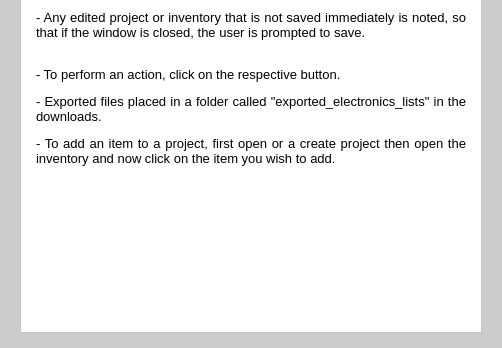
Above: Program_Files/UI_Files/how_to_use_program.ui from Thomas1B/Electronics-Inventory-Program before the change; both pictures show x 0 to 502 and y 232 to 580 of the 502 by 580 pixel window. Below: the same form after it.
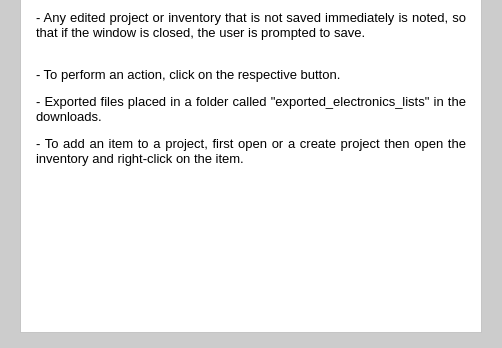
That is the form after the change. Icons and pictures are not drawn.

What changed in the file:
```diff
--- a/Program_Files/UI_Files/how_to_use_program.ui
+++ b/Program_Files/UI_Files/how_to_use_program.ui
@@ -105,7 +105,7 @@
 &lt;p align=&quot;justify&quot; style=&quot;-qt-paragraph-type:empty; margin-top:12px; margin-bottom:0px; margin-left:0px; margin-right:0px; -qt-block-indent:0; text-indent:0px;&quot;&gt;&lt;br /&gt;&lt;/p&gt;
 &lt;p align=&quot;justify&quot; style=&quot; margin-top:0px; margin-bottom:12px; margin-left:0px; margin-right:0px; -qt-block-indent:0; text-indent:0px;&quot;&gt;- To perform an action, click on the respective button.&lt;/p&gt;
 &lt;p align=&quot;justify&quot; style=&quot; margin-top:0px; margin-bottom:12px; margin-left:0px; margin-right:0px; -qt-block-indent:0; text-indent:0px;&quot;&gt;- Exported files placed in a folder called &amp;quot;exported_electronics_lists&amp;quot; in the downloads.&lt;/p&gt;
-&lt;p align=&quot;justify&quot; style=&quot; margin-top:0px; margin-bottom:12px; margin-left:0px; margin-right:0px; -qt-block-indent:0; text-indent:0px;&quot;&gt;- To add an item to a project, first open or a create project then open the inventory and now click on the item you wish to add.&lt;/p&gt;&lt;/body&gt;&lt;/html&gt;</string>
+&lt;p align=&quot;justify&quot; style=&quot; margin-top:0px; margin-bottom:12px; margin-left:0px; margin-right:0px; -qt-block-indent:0; text-indent:0px;&quot;&gt;- To add an item to a project, first open or a create project then open the inventory and right-click on the item.&lt;/p&gt;&lt;/body&gt;&lt;/html&gt;</string>
           </property>
           <property name="textFormat">
            <enum>Qt::AutoText</enum>
```
